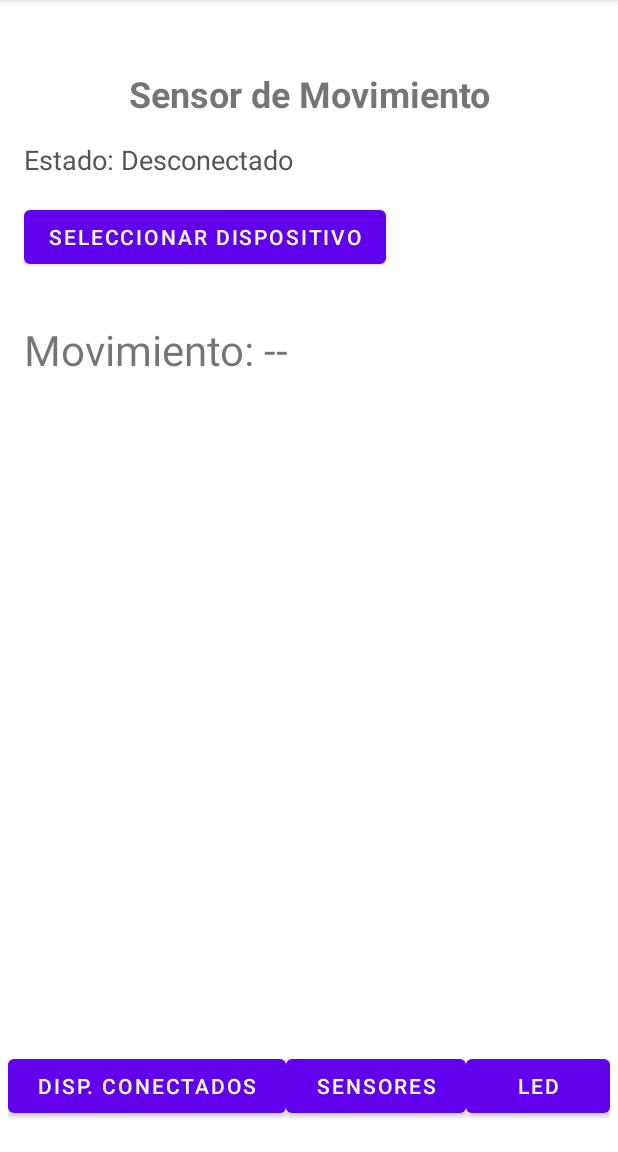
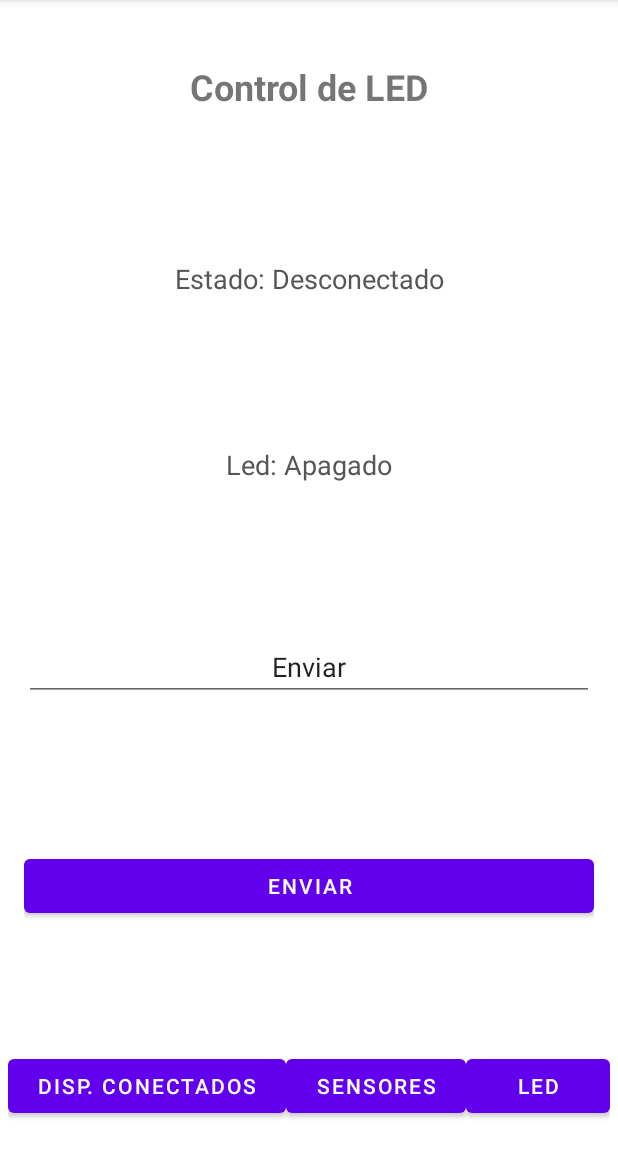
Before and after one commit to AlanGaBer11/ProyectoUnidadIIESP32, an Android app: the screen it shows after launch (MainActivity), after a tap on "LED", on a phone screen of 412 x 824 dp, the part 84-1236 px from its top. Run offline under Robolectric (Android 15) with nearby library versions, the phone set to English and light mode, and no system bars.

Commit message:
UI de Control de Led

```diff
--- a/app/src/main/java/com/example/proyectounidadii/MainActivity.java
+++ b/app/src/main/java/com/example/proyectounidadii/MainActivity.java
@@ -39,8 +39,8 @@ public class MainActivity extends AppCompatActivity {
 
     private final MutableLiveData<String> estado = new MutableLiveData<>("Desconectado");
     private final MutableLiveData<SharedBluetoothViewModel.DhtData> dht = new MutableLiveData<>();
-    private final MutableLiveData<SharedBluetoothViewModel.MovimientoData> movimiento = new MutableLiveData<>();
     private final MutableLiveData<SharedBluetoothViewModel.FotosensibleData> fotosensible = new MutableLiveData<>();
+    private final MutableLiveData<SharedBluetoothViewModel.LedData> led = new MutableLiveData<>();
 
     @Override
     protected void onCreate(Bundle savedInstanceState) {
@@ -159,7 +159,7 @@ public class MainActivity extends AppCompatActivity {
                 fotosensible.postValue(new SharedBluetoothViewModel.FotosensibleData(valor, luz));
                 Log.d("LDR_DATA", "Raw=" + valor + ", Luz=" + luz);
             }
-        } else if (t.startsWith("$MOV")) {
+        } else if (t.startsWith("$MOV")) { // REMPLAZAR POR EL LED
             if (t.contains("Detectado")) {
                 movimiento.postValue(new SharedBluetoothViewModel.MovimientoData(true));
                 Log.d("MOV_DATA", "Movimiento detectado");
--- a/app/src/main/java/com/example/proyectounidadii/ui/led/LedFragment.java
+++ b/app/src/main/java/com/example/proyectounidadii/ui/led/LedFragment.java
@@ -2,16 +2,20 @@ package com.example.proyectounidadii.ui.led;
 
 import android.os.Bundle;
 
+import androidx.annotation.NonNull;
+import androidx.annotation.Nullable;
 import androidx.fragment.app.Fragment;
 
 import android.view.LayoutInflater;
 import android.view.View;
 import android.view.ViewGroup;
 
+import com.example.proyectounidadii.MainActivity;
 import com.example.proyectounidadii.R;
+import com.example.proyectounidadii.databinding.FragmentLedBinding;
 
 public class LedFragment extends Fragment {
-
+    private FragmentLedBinding binding;
 
     public LedFragment() {
         // Required empty public constructor
@@ -22,6 +26,17 @@ public class LedFragment extends Fragment {
     public View onCreateView(LayoutInflater inflater, ViewGroup container,
                              Bundle savedInstanceState) {
         // Inflate the layout for this fragment
-        return inflater.inflate(R.layout.fragment_led, container, false);
+        binding = FragmentLedBinding.inflate(inflater, container, false);
+        return binding.getRoot();
+    }
+
+    @Override
+    public void onViewCreated(@NonNull View view, @Nullable Bundle savedInstanceState) {
+        super.onViewCreated(view, savedInstanceState);
+        MainActivity main = (MainActivity) requireActivity();
+
+        // Observa estado
+        main.getEstado().observe(getViewLifecycleOwner(),
+                estado -> binding.txtEstado.setText("Estado: " + estado));
     }
 }
--- a/app/src/main/java/com/example/proyectounidadii/ui/sensores/SensoresFragment.java
+++ b/app/src/main/java/com/example/proyectounidadii/ui/sensores/SensoresFragment.java
@@ -26,7 +26,6 @@ import java.util.Set;
 
 public class SensoresFragment extends Fragment {
     private FragmentSensoresBinding binding;
-    private SharedBluetoothViewModel vm;
     private BluetoothAdapter btAdapter;
 
 
@@ -49,6 +48,10 @@ public class SensoresFragment extends Fragment {
 
         btAdapter = BluetoothAdapter.getDefaultAdapter();
         MainActivity main = (MainActivity) requireActivity();
+
+        // Observa estado
+        main.getEstado().observe(getViewLifecycleOwner(),
+                estado -> binding.txtEstado.setText("Estado: " + estado));
 
         main.getDht().observe(getViewLifecycleOwner(), d -> {
             if (d != null) {
--- a/app/src/main/res/layout/fragment_led.xml
+++ b/app/src/main/res/layout/fragment_led.xml
@@ -13,9 +13,9 @@
         android:id="@+id/textView"
         android:layout_width="match_parent"
         android:layout_height="wrap_content"
-        android:layout_marginTop="30dp"
+        android:layout_marginTop="25dp"
         android:gravity="center"
-        android:text="Sensor de Movimiento"
+        android:text="Control de LED"
         android:textSize="24sp"
         android:textStyle="bold"
         app:layout_constraintEnd_toEndOf="parent"
@@ -27,31 +27,57 @@
         android:id="@+id/txt_estado"
         android:layout_width="0dp"
         android:layout_height="wrap_content"
-        android:layout_marginTop="15dp"
+        android:layout_marginTop="30dp"
+        android:gravity="center"
         android:text="Estado: Desconectado"
         android:textColor="#555"
         android:textSize="18sp"
+        app:layout_constraintBottom_toTopOf="@+id/txt_led"
         app:layout_constraintEnd_toEndOf="parent"
         app:layout_constraintStart_toStartOf="parent"
-        app:layout_constraintTop_toBottomOf="@id/textView" />
+        app:layout_constraintTop_toBottomOf="@+id/textView"
+        app:layout_constraintVertical_bias="0.5" />
 
-    <!-- Botón para seleccionar dispositivo -->
-    <Button
-        android:id="@+id/btn_select"
+    <!-- Estado del LED -->
+    <TextView
+        android:id="@+id/txt_led"
         android:layout_width="wrap_content"
         android:layout_height="wrap_content"
-        android:layout_marginTop="15dp"
-        android:text="Seleccionar dispositivo"
+        android:layout_marginTop="30dp"
+        android:text="Led: Apagado"
+        android:textColor="#555"
+        android:textSize="18sp"
+        app:layout_constraintBottom_toTopOf="@+id/txt_data"
+        app:layout_constraintEnd_toEndOf="parent"
         app:layout_constraintStart_toStartOf="parent"
-        app:layout_constraintTop_toBottomOf="@id/txt_estado" />
+        app:layout_constraintTop_toBottomOf="@+id/txt_estado"
+        app:layout_constraintVertical_bias="0.5" />
 
-    <TextView
-        android:id="@+id/txt_mov"
-        android:layout_width="wrap_content"
+
+    <EditText
+        android:id="@+id/txt_data"
+        android:layout_width="match_parent"
         android:layout_height="wrap_content"
-        android:layout_marginTop="32dp"
-        android:text="Movimiento: --"
-        android:textSize="28sp"
+        android:layout_marginTop="30dp"
+        android:gravity="center"
+        android:text="Enviar"
+        app:layout_constraintBottom_toTopOf="@+id/btn_send"
+        app:layout_constraintEnd_toEndOf="parent"
         app:layout_constraintStart_toStartOf="parent"
-        app:layout_constraintTop_toBottomOf="@id/btn_select" />
+        app:layout_constraintTop_toBottomOf="@+id/txt_led"
+        app:layout_constraintVertical_bias="0.5" />
+
+    <!-- Botón para encender el LED -->
+    <Button
+        android:id="@+id/btn_send"
+        android:layout_width="match_parent"
+        android:layout_height="wrap_content"
+        android:layout_marginTop="30dp"
+        android:text="Enviar"
+        app:layout_constraintBottom_toBottomOf="parent"
+        app:layout_constraintEnd_toEndOf="parent"
+        app:layout_constraintStart_toStartOf="parent"
+        app:layout_constraintTop_toBottomOf="@+id/txt_data"
+        app:layout_constraintVertical_bias="0.5" />
+
 </androidx.constraintlayout.widget.ConstraintLayout>
--- a/app/src/main/res/layout/fragment_listado.xml
+++ b/app/src/main/res/layout/fragment_listado.xml
@@ -13,7 +13,7 @@
         android:id="@+id/textView"
         android:layout_width="match_parent"
         android:layout_height="wrap_content"
-        android:layout_marginTop="20dp"
+        android:layout_marginTop="25dp"
         android:gravity="center"
         android:text="Dispositivos Conectados"
         android:textSize="24sp"
@@ -28,6 +28,7 @@
         android:layout_width="0dp"
         android:layout_height="wrap_content"
         android:layout_marginTop="15dp"
+        android:gravity="center"
         android:text="Estado: Desconectado"
         android:textColor="#555"
         android:textSize="18sp"
```
Also changed, not shown: app/src/main/java/com/example/proyectounidadii/models/SharedBluetoothViewModel.java (+7 -5 lines), app/src/main/java/com/example/proyectounidadii/ui/listado/ListadoFragment.java (+0 -9 lines), app/src/main/res/layout/fragment_sensores.xml (+52 -43 lines).
